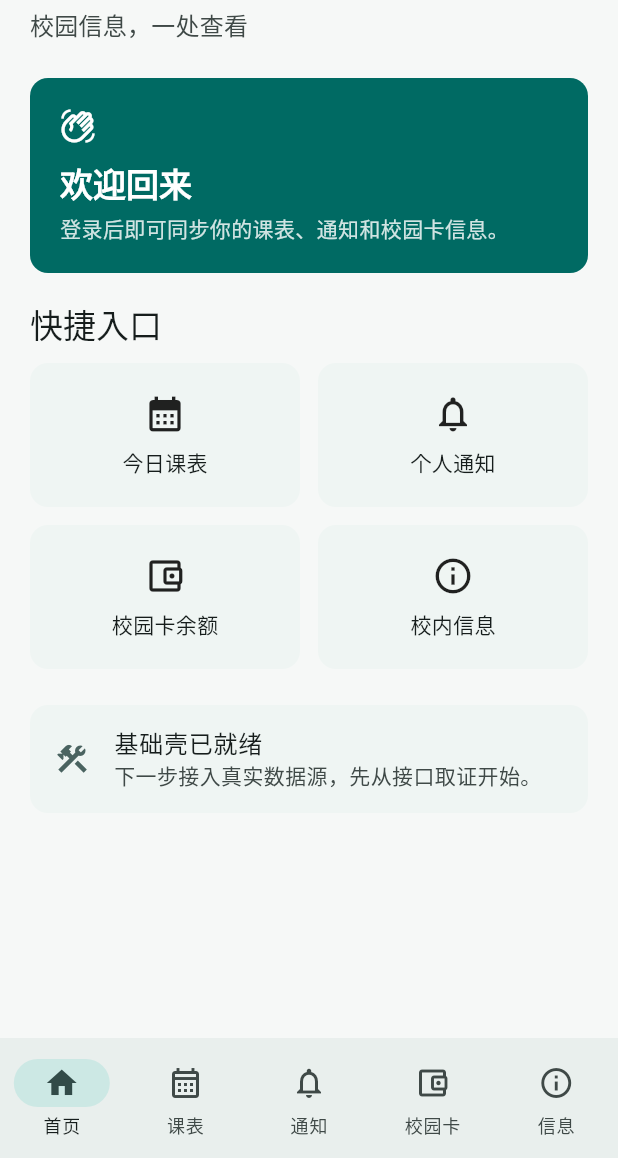
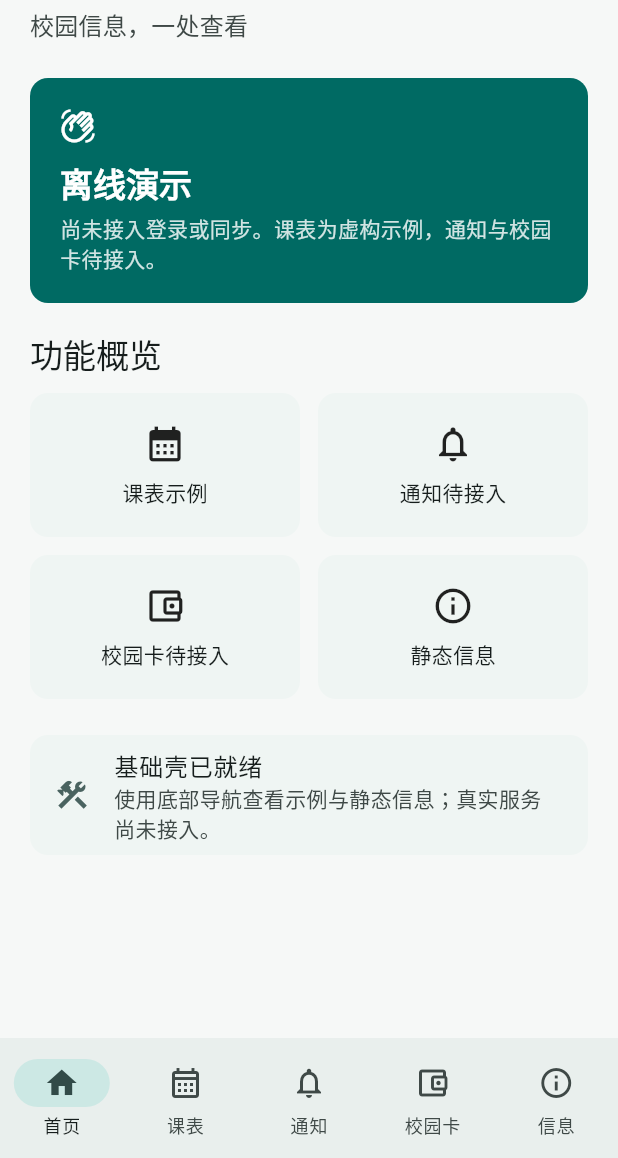
Before and after one commit to iHelix0/bjut-flutter, a Flutter app: the screen it shows after launch, on a phone screen of 412 x 824 dp, the part 78-1236 px from its top. Run offline on Flutter 3.47's test engine with Material 3 defaults, Android fonts, the phone set to English and light mode, and no system bars.

Commit message:
fix: describe the home screen as an offline demonstration
Original-Commit: cf564727fb5ba47fee021a5c51bd8ef7287f927a
Original-Author: Husky <imhuskyzhang@gmail.com>
Original-Author-Date: 2026-10-27T05:55:44Z
Original-Committer-Date: 2026-10-27T05:55:44Z

```diff
--- a/lib/features/home/presentation/home_shell_page.dart
+++ b/lib/features/home/presentation/home_shell_page.dart
@@ -110,7 +110,7 @@ class _OverviewPage extends StatelessWidget {
                 Icon(Icons.waving_hand_outlined, color: colors.onPrimary),
                 const SizedBox(height: 12),
                 Text(
-                  '欢迎回来',
+                  '离线演示',
                   style: Theme.of(context).textTheme.titleLarge?.copyWith(
                     color: colors.onPrimary,
                     fontWeight: FontWeight.w800,
@@ -118,7 +118,7 @@ class _OverviewPage extends StatelessWidget {
                 ),
                 const SizedBox(height: 6),
                 Text(
-                  '登录后即可同步你的课表、通知和校园卡信息。',
+                  '尚未接入登录或同步。课表为虚构示例，通知与校园卡待接入。',
                   style: TextStyle(
                     color: colors.onPrimary.withValues(alpha: .82),
                   ),
@@ -128,16 +128,19 @@ class _OverviewPage extends StatelessWidget {
           ),
         ),
         const SizedBox(height: 20),
-        Text('快捷入口', style: Theme.of(context).textTheme.titleLarge),
+        Text('功能概览', style: Theme.of(context).textTheme.titleLarge),
         const SizedBox(height: 12),
         const Row(
           children: [
             Expanded(
-              child: _QuickEntry(icon: Icons.calendar_month, label: '今日课表'),
+              child: _QuickEntry(icon: Icons.calendar_month, label: '课表示例'),
             ),
             SizedBox(width: 12),
             Expanded(
-              child: _QuickEntry(icon: Icons.notifications_none, label: '个人通知'),
+              child: _QuickEntry(
+                icon: Icons.notifications_none,
+                label: '通知待接入',
+              ),
             ),
           ],
         ),
@@ -147,12 +150,12 @@ class _OverviewPage extends StatelessWidget {
             Expanded(
               child: _QuickEntry(
                 icon: Icons.account_balance_wallet_outlined,
-                label: '校园卡余额',
+                label: '校园卡待接入',
               ),
             ),
             SizedBox(width: 12),
             Expanded(
-              child: _QuickEntry(icon: Icons.info_outline, label: '校内信息'),
+              child: _QuickEntry(icon: Icons.info_outline, label: '静态信息'),
             ),
           ],
         ),
@@ -161,7 +164,7 @@ class _OverviewPage extends StatelessWidget {
           child: ListTile(
             leading: Icon(Icons.construction_outlined, color: colors.secondary),
             title: const Text('基础壳已就绪'),
-            subtitle: const Text('下一步接入真实数据源，先从接口取证开始。'),
+            subtitle: const Text('使用底部导航查看示例与静态信息；真实服务尚未接入。'),
           ),
         ),
       ],
```
Also changed, not shown: 1 other file.
